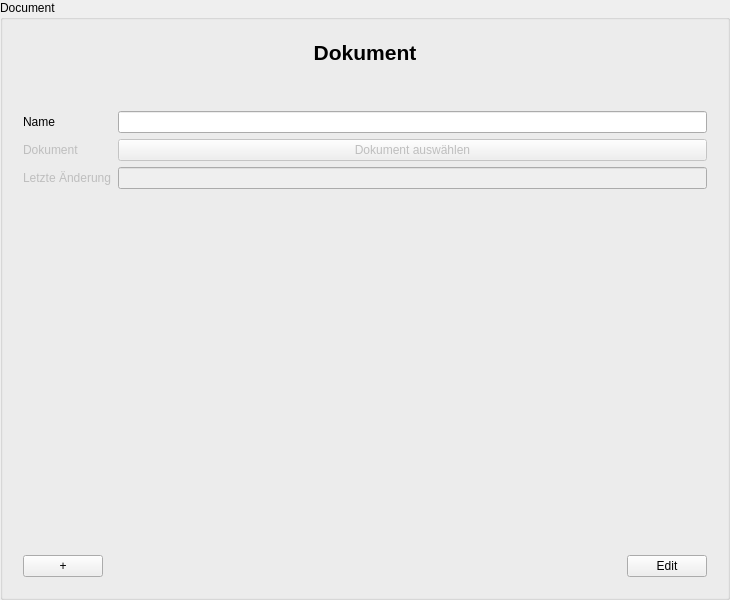
First picture: the form in src/libs/widgets/src/views/documentinputarea.ui, repository jmuelbert/jmbde-QT, before the edit.
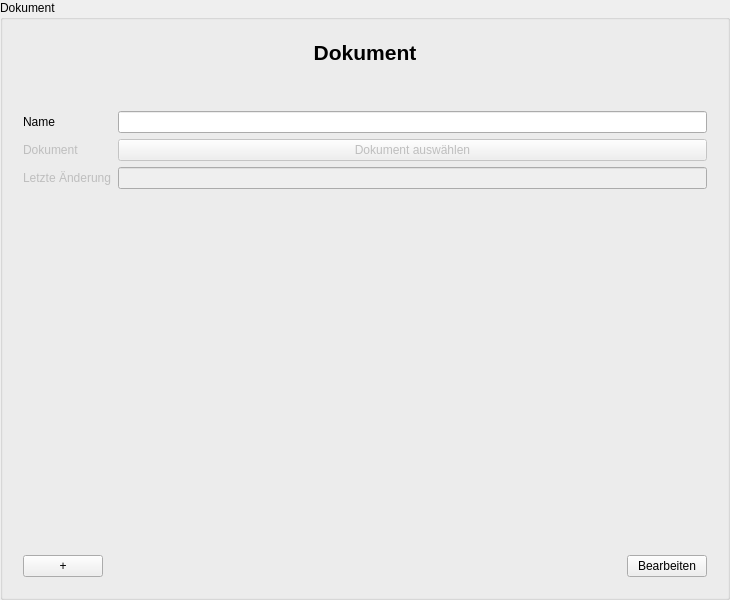
Second picture: the form after the edit.

What changed in the file:
```diff
--- a/src/libs/widgets/src/views/documentinputarea.ui
+++ b/src/libs/widgets/src/views/documentinputarea.ui
@@ -17,7 +17,7 @@
    <string>ChipCardInputDialog</string>
   </property>
   <property name="title">
-   <string>Document</string>
+   <string>Dokument</string>
   </property>
   <layout class="QGridLayout" name="gridLayout_3">
    <item row="0" column="0">
@@ -158,7 +158,7 @@
         <item>
          <widget class="QPushButton" name="pushButton_EditFinish">
           <property name="text">
-           <string>Edit</string>
+           <string>Bearbeiten</string>
           </property>
          </widget>
         </item>
```
Left out of the diff: 12 changed lines with no effect on the pictures.
